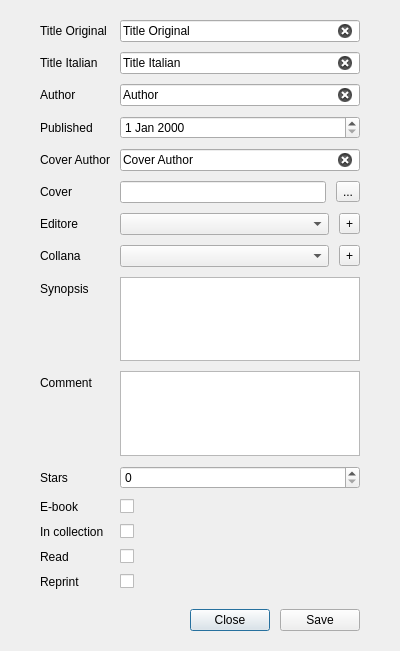
giovortu/Urania, file ui/BookEditor.ui: the form before one commit.
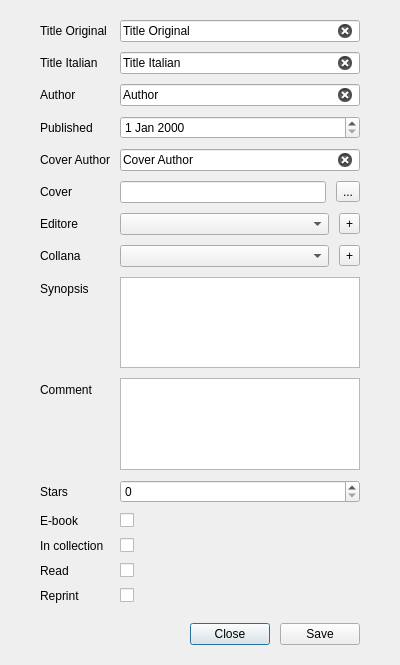
The form after the commit.

```diff
--- a/ui/BookEditor.ui
+++ b/ui/BookEditor.ui
@@ -7,7 +7,7 @@
     <x>0</x>
     <y>0</y>
     <width>400</width>
-    <height>651</height>
+    <height>665</height>
    </rect>
   </property>
   <layout class="QVBoxLayout" name="verticalLayout">
```
